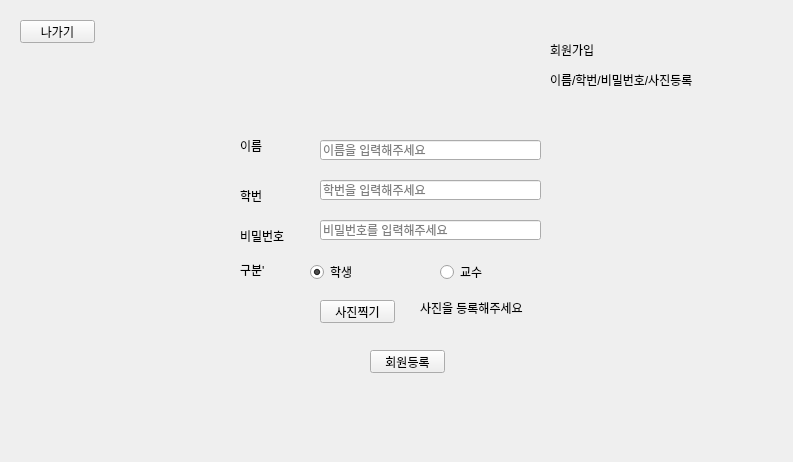
The window that mainwidget.ui (xlbatross/cppqttcpclient) describes before a commit, drawn with Qt 5.
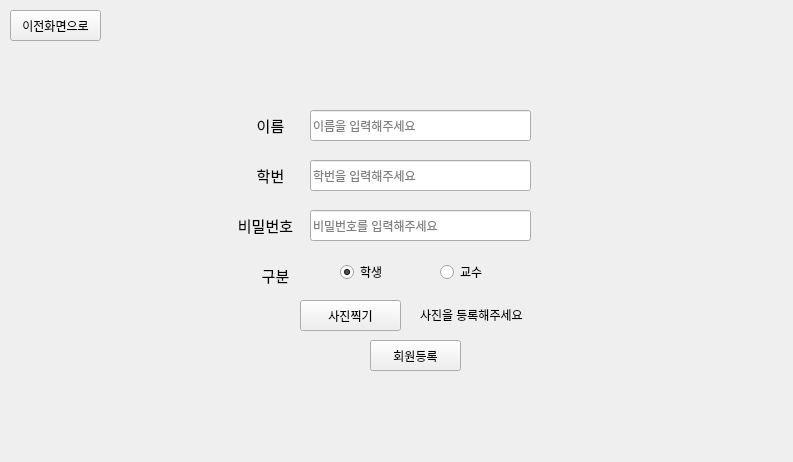
The same window after the commit. The open tabs and pages were chosen to show the change.

Commit message: ui수정

Patch:
```diff
--- a/mainwidget.ui
+++ b/mainwidget.ui
@@ -125,49 +125,36 @@
     <widget class="QPushButton" name="btn_backFromSignUp">
      <property name="geometry">
       <rect>
-       <x>20</x>
-       <y>20</y>
-       <width>75</width>
-       <height>23</height>
+       <x>10</x>
+       <y>10</y>
+       <width>91</width>
+       <height>31</height>
       </rect>
      </property>
      <property name="text">
-      <string>나가기</string>
-     </property>
-    </widget>
-    <widget class="QLabel" name="label_5">
-     <property name="geometry">
-      <rect>
-       <x>240</x>
-       <y>230</y>
-       <width>56</width>
-       <height>12</height>
-      </rect>
-     </property>
-     <property name="text">
-      <string>비밀번호</string>
+      <string>이전화면으로</string>
      </property>
     </widget>
     <widget class="QLabel" name="label_3">
      <property name="geometry">
       <rect>
        <x>240</x>
-       <y>140</y>
-       <width>56</width>
-       <height>12</height>
+       <y>110</y>
+       <width>61</width>
+       <height>31</height>
       </rect>
      </property>
      <property name="text">
-      <string>이름</string>
+      <string>&lt;html&gt;&lt;head/&gt;&lt;body&gt;&lt;p align=&quot;center&quot;&gt;&lt;span style=&quot; font-size:11pt;&quot;&gt;이름&lt;/span&gt;&lt;/p&gt;&lt;/body&gt;&lt;/html&gt;</string>
      </property>
     </widget>
     <widget class="QPushButton" name="btn_picture">
      <property name="geometry">
       <rect>
-       <x>320</x>
+       <x>300</x>
        <y>300</y>
-       <width>75</width>
-       <height>23</height>
+       <width>101</width>
+       <height>31</height>
       </rect>
      </property>
      <property name="text">
@@ -177,62 +164,36 @@
     <widget class="QLineEdit" name="edt_signUpPw">
      <property name="geometry">
       <rect>
-       <x>320</x>
-       <y>220</y>
+       <x>310</x>
+       <y>210</y>
        <width>221</width>
-       <height>20</height>
+       <height>31</height>
       </rect>
      </property>
      <property name="placeholderText">
       <string>비밀번호를 입력해주세요</string>
      </property>
     </widget>
-    <widget class="QLabel" name="label">
-     <property name="geometry">
-      <rect>
-       <x>550</x>
-       <y>30</y>
-       <width>211</width>
-       <height>71</height>
-      </rect>
-     </property>
-     <property name="text">
-      <string>&lt;html&gt;&lt;head/&gt;&lt;body&gt;&lt;p&gt;회원가입&lt;/p&gt;&lt;p&gt;이름/학번/비밀번호/사진등록&lt;/p&gt;&lt;/body&gt;&lt;/html&gt;</string>
-     </property>
-    </widget>
     <widget class="QLineEdit" name="edt_signUpNum">
      <property name="geometry">
       <rect>
-       <x>320</x>
-       <y>180</y>
+       <x>310</x>
+       <y>160</y>
        <width>221</width>
-       <height>20</height>
+       <height>31</height>
       </rect>
      </property>
      <property name="placeholderText">
       <string>학번을 입력해주세요</string>
      </property>
     </widget>
-    <widget class="QLabel" name="label_4">
-     <property name="geometry">
-      <rect>
-       <x>240</x>
-       <y>190</y>
-       <width>56</width>
-       <height>12</height>
-      </rect>
-     </property>
-     <property name="text">
-      <string>학번</string>
-     </property>
-    </widget>
     <widget class="QLabel" name="lb_checkPicture">
      <property name="geometry">
       <rect>
        <x>420</x>
-       <y>300</y>
+       <y>299</y>
        <width>121</width>
-       <height>16</height>
+       <height>31</height>
       </rect>
      </property>
      <property name="text">
@@ -243,9 +204,9 @@
      <property name="geometry">
       <rect>
        <x>370</x>
-       <y>350</y>
-       <width>75</width>
-       <height>23</height>
+       <y>340</y>
+       <width>91</width>
+       <height>31</height>
       </rect>
      </property>
      <property name="text">
@@ -255,35 +216,22 @@
     <widget class="QLineEdit" name="edt_signUpName">
      <property name="geometry">
       <rect>
-       <x>320</x>
-       <y>140</y>
+       <x>310</x>
+       <y>110</y>
        <width>221</width>
-       <height>20</height>
+       <height>31</height>
       </rect>
      </property>
      <property name="placeholderText">
       <string>이름을 입력해주세요</string>
      </property>
     </widget>
-    <widget class="QLabel" name="label_6">
-     <property name="geometry">
-      <rect>
-       <x>240</x>
-       <y>260</y>
-       <width>62</width>
-       <height>20</height>
-      </rect>
-     </property>
-     <property name="text">
-      <string>구분'</string>
-     </property>
-    </widget>
     <widget class="QRadioButton" name="radio_stuType">
      <property name="geometry">
       <rect>
-       <x>310</x>
+       <x>340</x>
        <y>260</y>
-       <width>109</width>
+       <width>51</width>
        <height>24</height>
       </rect>
      </property>
@@ -299,7 +247,7 @@
       <rect>
        <x>440</x>
        <y>260</y>
-       <width>109</width>
+       <width>51</width>
        <height>24</height>
       </rect>
      </property>
@@ -307,6 +255,45 @@
       <string>교수</string>
      </property>
     </widget>
+    <widget class="QLabel" name="label_4">
+     <property name="geometry">
+      <rect>
+       <x>240</x>
+       <y>160</y>
+       <width>61</width>
+       <height>31</height>
+      </rect>
+     </property>
+     <property name="text">
+      <string>&lt;html&gt;&lt;head/&gt;&lt;body&gt;&lt;p align=&quot;center&quot;&gt;&lt;span style=&quot; font-size:11pt;&quot;&gt;학번&lt;/span&gt;&lt;/p&gt;&lt;/body&gt;&lt;/html&gt;</string>
+     </property>
+    </widget>
+    <widget class="QLabel" name="label_5">
+     <property name="geometry">
+      <rect>
+       <x>230</x>
+       <y>210</y>
+       <width>71</width>
+       <height>31</height>
+      </rect>
+     </property>
+     <property name="text">
+      <string>&lt;html&gt;&lt;head/&gt;&lt;body&gt;&lt;p align=&quot;center&quot;&gt;&lt;span style=&quot; font-size:11pt;&quot;&gt;비밀번호&lt;/span&gt;&lt;/p&gt;&lt;/body&gt;&lt;/html&gt;</string>
+     </property>
+    </widget>
+    <widget class="QLabel" name="label_6">
+     <property name="geometry">
+      <rect>
+       <x>250</x>
+       <y>260</y>
+       <width>51</width>
+       <height>31</height>
+      </rect>
+     </property>
+     <property name="text">
+      <string>&lt;html&gt;&lt;head/&gt;&lt;body&gt;&lt;p align=&quot;center&quot;&gt;&lt;span style=&quot; font-size:11pt;&quot;&gt;구분&lt;/span&gt;&lt;/p&gt;&lt;/body&gt;&lt;/html&gt;</string>
+     </property>
+    </widget>
    </widget>
    <widget class="QWidget" name="page">
     <widget class="QPushButton" name="btn_exitFromRoom">
```
Left out of the diff: 134 changed lines with no effect on the pictures. The commit also changes 2 other files.
